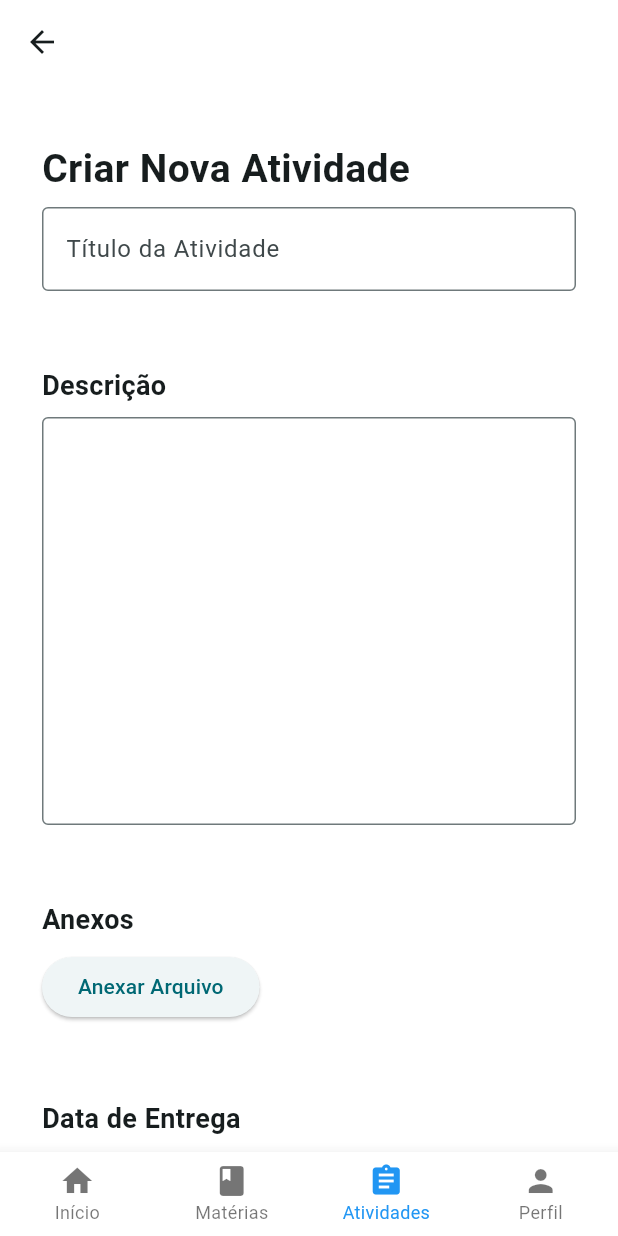
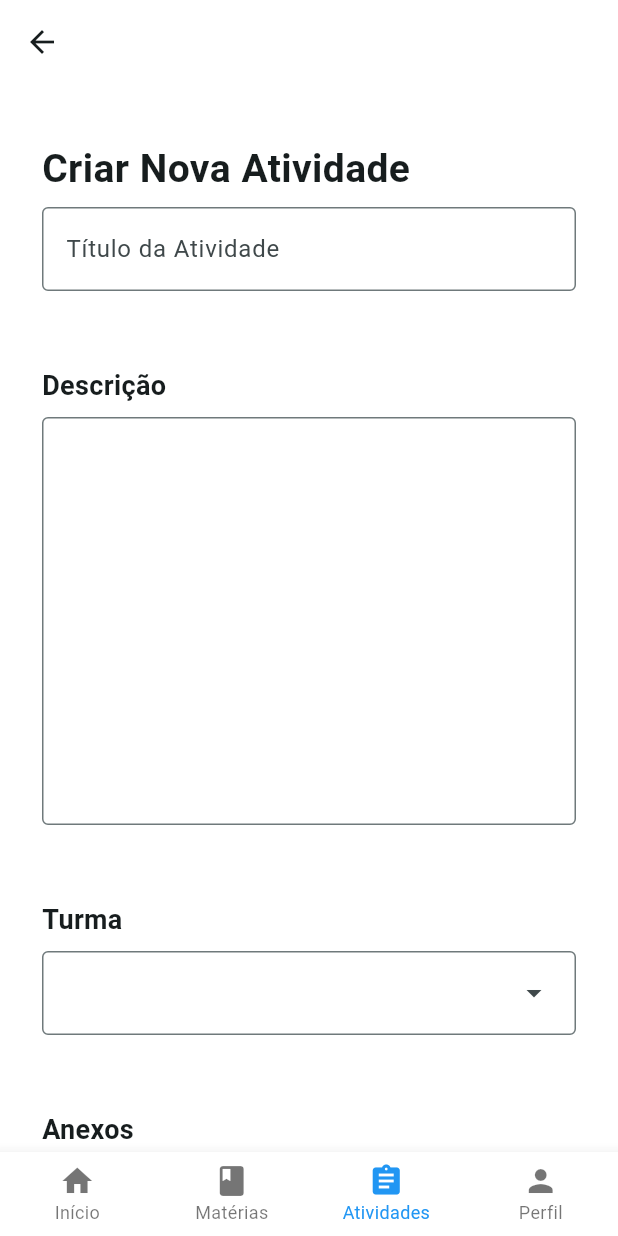
Before and after one commit to PoliGrades/Frontend, a Flutter app: the CreateAssignmentScreen screen opened directly, on a phone screen of 412 x 824 dp. Run offline on Flutter 3.47's test engine with Material 3 defaults, Android fonts, the light colour scheme and no system bars; our stand-ins replace dio, file_picker, fl_chart, google_fonts, socket_io_client, syncfusion_flutter_calendar; missing offline and left inert: syncfusion_localizations.

Commit message:
feat: add createAssignment method and implementation

```diff
--- a/lib/src/create_assignment_screen.dart
+++ b/lib/src/create_assignment_screen.dart
@@ -1,10 +1,19 @@
+import 'package:file_picker/file_picker.dart';
 import 'package:flutter/material.dart';
 import 'package:google_fonts/google_fonts.dart';
 import 'package:intl/intl.dart';
+import 'package:polieats_frontend/main.dart';
+import 'package:polieats_frontend/src/data/Assignments.dart';
 import 'package:polieats_frontend/src/widgets/button.dart';
 
 class CreateAssignmentScreen extends StatefulWidget {
   const CreateAssignmentScreen({super.key});
+
+  static List<Attachment> ? attachedFiles = [];
+  static DateTime ? dueDate;
+  static TextEditingController titleController = TextEditingController();
+  static TextEditingController descriptionController = TextEditingController();
+  static TextEditingController classController = TextEditingController();
 
   @override
   _CreateAssignmentScreenState createState() => _CreateAssignmentScreenState();
@@ -13,11 +22,13 @@ class CreateAssignmentScreen extends StatefulWidget {
 class _CreateAssignmentScreenState extends State<CreateAssignmentScreen> {
   @override
   Widget build(BuildContext context) {
-    final f = DateFormat('dd/MM/yyyy', 'pt_BR');
+    final w = MediaQuery.of(context).size.width;
+
+    final f = DateFormat('dd/MM/yyyy - HH:mm', 'pt_BR');
 
     return Scaffold(
       backgroundColor: Colors.white,
-      appBar: AppBar(backgroundColor: Colors.white),
+      appBar: AppBar(backgroundColor: Colors.white, scrolledUnderElevation: 0.0,),
       body: SafeArea(
         child: SingleChildScrollView(
           child: Padding(
@@ -49,6 +60,7 @@ class _CreateAssignmentScreenState extends State<CreateAssignmentScreen> {
                           labelText: 'Título da Atividade',
                           border: OutlineInputBorder(),
                         ),
+                        controller: CreateAssignmentScreen.titleController,
                       ),
                     ],
                   ),
@@ -78,7 +90,33 @@ class _CreateAssignmentScreenState extends State<CreateAssignmentScreen> {
                         ),
                         maxLines: 20,
                         minLines: 10,
+                        controller:
+                            CreateAssignmentScreen.descriptionController,
                       ),
+                    ],
+                  ),
+                ),
+
+                // Class
+                Container(
+                  width: w,
+                  margin: const EdgeInsets.symmetric(vertical: 8.0),
+                  padding: const EdgeInsets.all(12.0),
+                  child: Column(
+                    crossAxisAlignment: CrossAxisAlignment.start,
+                    children: [
+                      Text(
+                        'Turma',
+                        style: GoogleFonts.leagueSpartan(
+                          fontSize: 18,
+                          fontWeight: FontWeight.bold,
+                        ),
+                      ),
+                      const SizedBox(height: 8),
+                      DropdownMenu(dropdownMenuEntries: const [
+                        DropdownMenuEntry(value: 'turma1', label: 'Turma 1'),
+                        DropdownMenuEntry(value: 'turma2', label: 'Turma 2'),
+                      ], width: w, controller: CreateAssignmentScreen.classController,),
                     ],
                   ),
                 ),
@@ -99,10 +137,37 @@ class _CreateAssignmentScreenState extends State<CreateAssignmentScreen> {
                       ),
                       const SizedBox(height: 8),
                       ElevatedButton(
-                        onPressed: () {
-                          // Implement file picker
+                        onPressed: () async {
+                          await FilePicker.platform.pickFiles(allowMultiple: true).then((value) {
+                            if (value != null) {
+                              List files = value.files;
+
+                              for (PlatformFile file in files) {
+                                print(file.name);
+                                print(file.bytes);
+                                print(file.size);
+                                print(file.extension);
+                                print(file.path);
+
+                                // file.path is a blob URL in web, need to convert to File
+                                if (file.path != null) {
+                                  setState(() {
+                                    CreateAssignmentScreen.attachedFiles!.add(Attachment(fileName: file.name, filePath: file.path!, fileBytes: file.bytes ?? List.empty()));
+                                  });
+                                }
+                              }
+                            }
+                            return null;
+                          });
                         },
                         child: Text('Anexar Arquivo'),
+                      ),
+                      const SizedBox(height: 8),
+                      Column(
+                        crossAxisAlignment: CrossAxisAlignment.start,
+                        children: CreateAssignmentScreen.attachedFiles != null
+                            ? CreateAssignmentScreen.attachedFiles!.map((file) => Text(file.fileName, style: TextStyle(color: Colors.grey.shade600))).toList()
+                            : [Text('Nenhum arquivo anexado')],
                       ),
                     ],
                   ),
@@ -127,13 +192,27 @@ class _CreateAssignmentScreenState extends State<CreateAssignmentScreen> {
                         children: [
                           Expanded(
                             child: Text(
-                              'Nenhuma data selecionada',
+                              CreateAssignmentScreen.dueDate != null
+                                  ? f.format(CreateAssignmentScreen.dueDate!)
+                                  : 'Nenhuma data selecionada',
                               style: TextStyle(color: Colors.grey.shade600),
                             ),
                           ),
                           ElevatedButton(
-                            onPressed: () {
+                            onPressed: () async {
                               // Implement date picker
+                              DateTime? pickedDate = await showDatePicker(
+                                context: context,
+                                initialDate: DateTime.now(),
+                                firstDate: DateTime(2000),
+                                lastDate: DateTime(2100),
+                              );
+
+                              if (pickedDate != null) {
+                                setState(() {
+                                  CreateAssignmentScreen.dueDate = pickedDate;
+                                });
+                              }
                             },
                             child: Text('Selecionar Data'),
                           ),
@@ -151,6 +230,13 @@ class _CreateAssignmentScreenState extends State<CreateAssignmentScreen> {
                     text: 'Criar Atividade',
                     onPressed: () {
                       // Implement assignment creation logic
+                      api.createAssignment(
+                        CreateAssignmentScreen.titleController.text,
+                        CreateAssignmentScreen.descriptionController.text,
+                        CreateAssignmentScreen.dueDate ?? DateTime.now(),
+                        686361,
+                        CreateAssignmentScreen.attachedFiles!,
+                      );
                     },
                     backgroundColor: Colors.blue,
                   ),
--- a/lib/src/data/Assignments.dart
+++ b/lib/src/data/Assignments.dart
@@ -1,10 +1,13 @@
+
+
 
 
 class Attachment {
   final String fileName;
   final String filePath;
+  final List<int> fileBytes;
 
-  Attachment({required this.fileName, required this.filePath});
+  Attachment({required this.fileName, required this.filePath, required this.fileBytes});
 }
 
 class Assignment {
@@ -36,10 +39,12 @@ class Assignments {
       Attachment(
       fileName: 'math_homework.pdf',
       filePath: 'path/to/math_homework.pdf',
+      fileBytes: List.empty()
     ),
       Attachment(
       fileName: 'formulas_sheet.pdf',
       filePath: 'path/to/formulas_sheet.pdf',
+      fileBytes: List.empty()
     ),
   ],
   ),
@@ -52,6 +57,7 @@ class Assignments {
       Attachment(
         fileName: 'linear_algebra_reading.pdf',
         filePath: 'path/to/linear_algebra_reading.pdf',
+        fileBytes: List.empty(),
       ),
     ],
   ),
@@ -63,6 +69,7 @@ class Assignments {
     attachments: [Attachment(
       fileName: 'science_project_instructions.pdf',
       filePath: 'path/to/science_project_instructions.pdf',
+      fileBytes: List.empty(),
     )],
   ),
   Assignment(
@@ -74,6 +81,7 @@ class Assignments {
     [Attachment(
       fileName: 'french_revolution_guidelines.pdf',
       filePath: 'path/to/french_revolution_guidelines.pdf',
+      fileBytes: List.empty(),
     )],
   ),
 ];
--- a/pubspec.yaml
+++ b/pubspec.yaml
@@ -37,6 +37,7 @@ dependencies:
     sdk: flutter
   socket_io_client: ^2.0.0
   dio: ^5.9.0
+  file_picker: ^10.3.6
 
 
   # The following adds the Cupertino Icons font to your application.
```
Also changed, not shown: lib/src/helpers/api.dart (+29 -1 lines), pubspec.lock, 1 other file.
